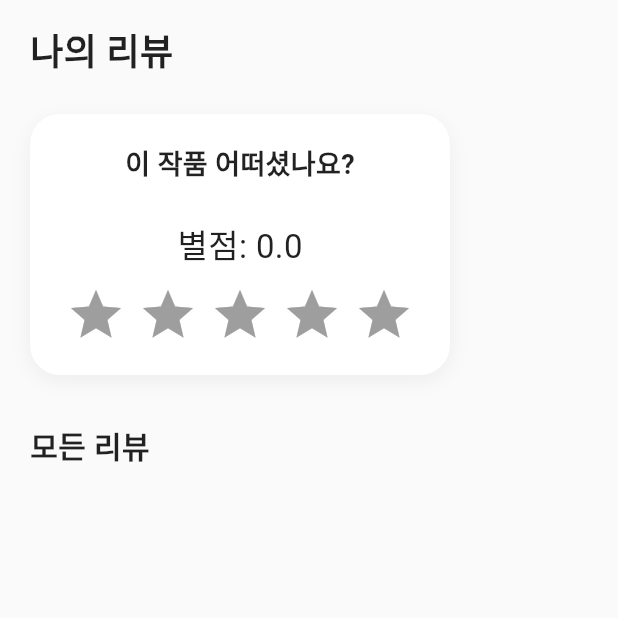
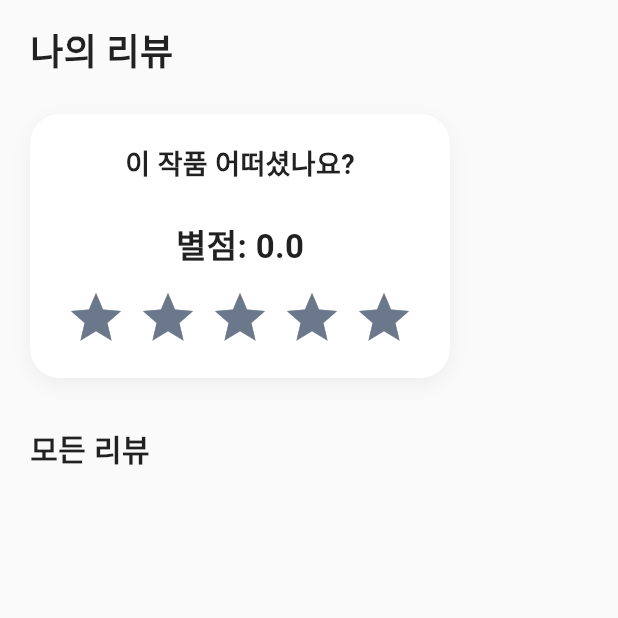
Before and after one commit to SeoHong23/Nungil_Project, a Flutter app: the DetailTapReview screen opened directly with empty values, on a phone screen of 412 x 824 dp, the top half of it. Run offline on Flutter 3.47's test engine with Material 3 defaults, Android fonts, the phone set to English and light mode, and no system bars; drawn by our look-alikes of flutter_rating_bar; our stand-ins replace cached_network_image, dio, flutter_riverpod, flutter_secure_storage, flutter_svg, font_awesome_flutter and 3 more; accounts and stored records are empty; network calls fail; Roboto replaces fonts that are missing (GmarketSans).

Commit message:
리뷰작업1

```diff
--- a/lib/screens/common_components/rating_widget.dart
+++ b/lib/screens/common_components/rating_widget.dart
@@ -1,5 +1,6 @@
 import 'package:flutter/material.dart';
 import 'package:flutter_rating_bar/flutter_rating_bar.dart';
+import 'package:nungil/theme/common_theme.dart';
 
 class RatingExample extends StatefulWidget {
   final Function(double) onRatingSelected;
@@ -19,19 +20,28 @@ class _RatingExampleState extends State<RatingExample> {
     return Column(
       children: [
         Text(
-          '별점: $_rating',
-          style: TextStyle(fontSize: 22),
+          '별점: ${_rating.toStringAsFixed(1)}',
+          style: TextStyle(
+            fontSize: 22,
+            fontWeight: FontWeight.bold,
+            color: DefaultColors.black,
+          ),
         ),
-        SizedBox(height: 10),
+        SizedBox(height: 12),
         RatingBar.builder(
           initialRating: _rating,
           minRating: 1,
           direction: Axis.horizontal,
           allowHalfRating: true,
           itemCount: 5,
+          glow: false, // 그림자 효과 제거
           itemSize: 40,
+          unratedColor: iconThemeColorDark[300],
           itemPadding: EdgeInsets.symmetric(horizontal: 4.0),
-          itemBuilder: (context, _) => Icon(Icons.star, color: Colors.amber),
+          itemBuilder: (context, _) => Icon(
+            Icons.star,
+            color: Colors.amber,
+          ),
           onRatingUpdate: (rating) {
             setState(() {
               _rating = rating;
```
Also changed, not shown: lib/screens/video_detail/components/detail_tap_review.dart (+47 -5 lines).
